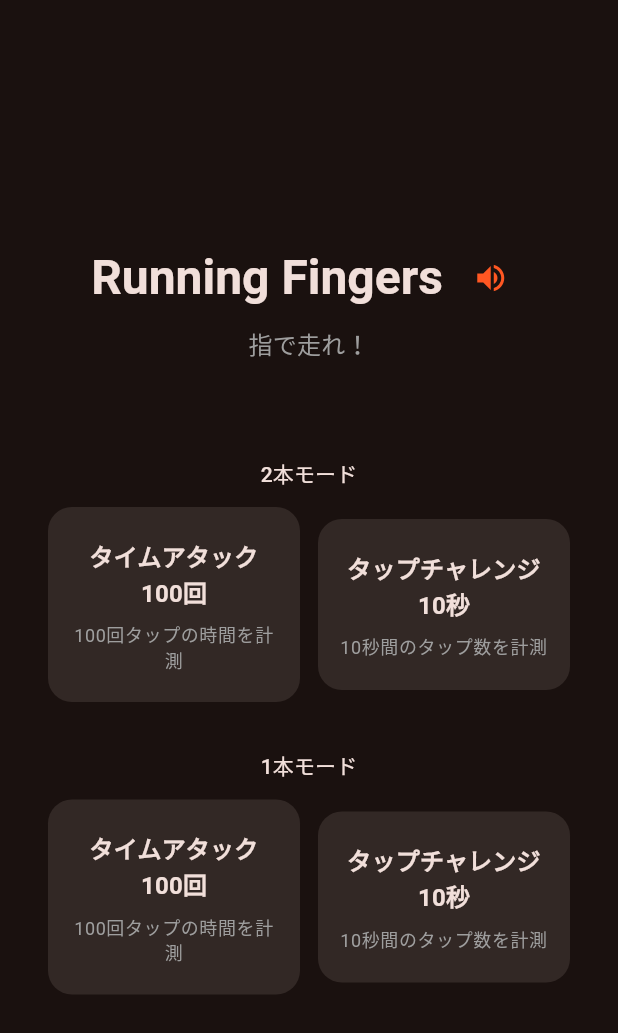
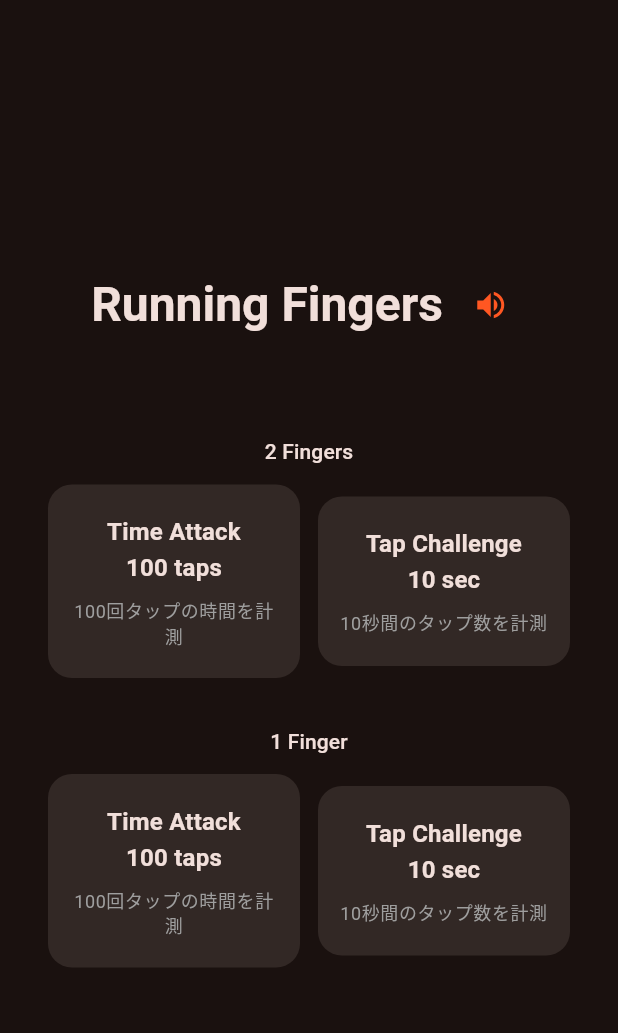
Before and after one commit to djin-3/running_fingers, a Flutter app: the screen it shows after launch, on a phone screen of 412 x 824 dp. Shown: the top 1033 px of the screen. Run offline on Flutter 3.47's test engine with Material 3 defaults, Android fonts, the phone set to English and light mode, and no system bars; our stand-ins replace audioplayers, confetti, share_plus, shared_preferences, wakelock_plus.

Commit message:
feat: UIテキストを英語中心に変更

```diff
--- a/lib/main.dart
+++ b/lib/main.dart
@@ -90,9 +90,9 @@ class _HomeScreenState extends State<HomeScreen> {
     final best = _bests[key];
     if (best == null) return null;
     if (isTimeAttack) {
-      return 'ベスト: ${best.value.toStringAsFixed(2)}秒';
+      return 'Best: ${best.value.toStringAsFixed(2)}s';
     } else {
-      return 'ベスト: ${best.value.toInt()}回';
+      return 'Best: ${best.value.toInt()} taps';
     }
   }
 
@@ -139,17 +139,10 @@ class _HomeScreenState extends State<HomeScreen> {
                     ),
                   ],
                 ),
-                const SizedBox(height: 8),
+                const SizedBox(height: 64),
+                // 2 Fingers
                 Text(
-                  '指で走れ！',
-                  style: Theme.of(context).textTheme.titleMedium?.copyWith(
-                        color: Colors.grey,
-                      ),
-                ),
-                const SizedBox(height: 64),
-                // 2本モード
-                Text(
-                  '2本モード',
+                  '2 Fingers',
                   style: Theme.of(context).textTheme.titleSmall,
                 ),
                 const SizedBox(height: 12),
@@ -157,7 +150,7 @@ class _HomeScreenState extends State<HomeScreen> {
                   children: [
                     Expanded(
                       child: _ModeButton(
-                        label: 'タイムアタック\n100回',
+                        label: 'Time Attack\n100 taps',
                         subtitle: '100回タップの時間を計測',
                         best: _bestLabel(2, true),
                         onTap: () => _startGame(context, fingerMode: 2, isTimeAttack: true),
@@ -166,7 +159,7 @@ class _HomeScreenState extends State<HomeScreen> {
                     const SizedBox(width: 12),
                     Expanded(
                       child: _ModeButton(
-                        label: 'タップチャレンジ\n10秒',
+                        label: 'Tap Challenge\n10 sec',
                         subtitle: '10秒間のタップ数を計測',
                         best: _bestLabel(2, false),
                         onTap: () => _startGame(context, fingerMode: 2, isTimeAttack: false),
@@ -175,9 +168,9 @@ class _HomeScreenState extends State<HomeScreen> {
                   ],
                 ),
                 const SizedBox(height: 32),
-                // 1本モード
+                // 1 Finger
                 Text(
-                  '1本モード',
+                  '1 Finger',
                   style: Theme.of(context).textTheme.titleSmall,
                 ),
                 const SizedBox(height: 12),
@@ -185,7 +178,7 @@ class _HomeScreenState extends State<HomeScreen> {
                   children: [
                     Expanded(
                       child: _ModeButton(
-                        label: 'タイムアタック\n100回',
+                        label: 'Time Attack\n100 taps',
                         subtitle: '100回タップの時間を計測',
                         best: _bestLabel(1, true),
                         onTap: () => _startGame(context, fingerMode: 1, isTimeAttack: true),
@@ -194,7 +187,7 @@ class _HomeScreenState extends State<HomeScreen> {
                     const SizedBox(width: 12),
                     Expanded(
                       child: _ModeButton(
-                        label: 'タップチャレンジ\n10秒',
+                        label: 'Tap Challenge\n10 sec',
                         subtitle: '10秒間のタップ数を計測',
                         best: _bestLabel(1, false),
                         onTap: () => _startGame(context, fingerMode: 1, isTimeAttack: false),
--- a/lib/screens/game_screen.dart
+++ b/lib/screens/game_screen.dart
@@ -532,8 +532,8 @@ class _GameScreenState extends State<GameScreen>
 
   /// ヘッダー: モード名と戻るボタン
   Widget _buildHeader(BuildContext context) {
-    final modeName = widget.fingerMode == 2 ? '2本モード' : '1本モード';
-    final gameMode = widget.isTimeAttack ? 'タイムアタック 100回' : 'タップチャレンジ 10秒';
+    final modeName = widget.fingerMode == 2 ? '2 Fingers' : '1 Finger';
+    final gameMode = widget.isTimeAttack ? 'Time Attack 100 taps' : 'Tap Challenge 10 sec';
 
     return Padding(
       padding: const EdgeInsets.all(16),
@@ -688,7 +688,7 @@ class _GameScreenState extends State<GameScreen>
                   fontWeight: FontWeight.bold,
                 ),
               ),
-              child: const Text('スタート'),
+              child: const Text('Start'),
             ),
           ),
         ],
@@ -719,9 +719,9 @@ class _GameScreenState extends State<GameScreen>
                   Text(
                     _gameState.isInPenalty
                         ? (widget.isTimeAttack
-                            ? 'フライング！ペナルティ中 あと${_gameState.penaltyTapsRemaining}タップ'
-                            : 'フライング！ペナルティ中 ${_gameState.penaltyRemainingSeconds.toStringAsFixed(1)}秒')
-                        : 'フライング！ペナルティ適用済み',
+                            ? 'False Start! Penalty: ${_gameState.penaltyTapsRemaining} taps left'
+                            : 'False Start! Penalty: ${_gameState.penaltyRemainingSeconds.toStringAsFixed(1)}s left')
+                        : 'False Start! (penalty applied)',
                     style: const TextStyle(color: Colors.red, fontWeight: FontWeight.bold),
                   ),
                 ],
--- a/lib/screens/result_screen.dart
+++ b/lib/screens/result_screen.dart
@@ -147,8 +147,8 @@ class _ResultScreenState extends State<ResultScreen>
   }
 
   String _modeName() {
-    final finger = widget.record.fingerMode == 2 ? '2本' : '1本';
-    final mode = widget.isTimeAttack ? 'タイムアタック' : 'タップチャレンジ';
+    final finger = widget.record.fingerMode == 2 ? '2 Fingers' : '1 Finger';
+    final mode = widget.isTimeAttack ? 'Time Attack' : 'Tap Challenge';
     return '$finger $mode';
   }
 
@@ -238,7 +238,7 @@ class _ResultScreenState extends State<ResultScreen>
             crossAxisAlignment: CrossAxisAlignment.start,
             children: [
               Text(
-                _isNewBest ? '自己ベスト更新！' : '完了！',
+                _isNewBest ? 'New Record!' : 'Done!',
                 style: Theme.of(context).textTheme.titleLarge?.copyWith(
                       fontWeight: FontWeight.bold,
                       color: _isNewBest ? Colors.amber : Colors.cyan,
@@ -291,7 +291,7 @@ class _ResultScreenState extends State<ResultScreen>
           children: [
             // 今回の記録
             Text(
-              '今回の記録',
+              'Result',
               style: Theme.of(context).textTheme.bodySmall?.copyWith(color: Colors.grey),
             ),
             const SizedBox(height: 4),
@@ -308,7 +308,7 @@ class _ResultScreenState extends State<ResultScreen>
             if (widget.record.hadFalseStart) ...[
               const SizedBox(height: 4),
               Text(
-                'フライングペナルティあり',
+                'False start penalty',
                 style: Theme.of(context).textTheme.bodySmall?.copyWith(color: Colors.red),
               ),
             ],
@@ -318,7 +318,7 @@ class _ResultScreenState extends State<ResultScreen>
               Row(
                 mainAxisAlignment: MainAxisAlignment.spaceBetween,
                 children: [
-                  Text('自己ベスト', style: Theme.of(context).textTheme.bodyMedium),
+                  Text('Best', style: Theme.of(context).textTheme.bodyMedium),
                   Text(
                     _formatValue(_best!.value),
                     style: Theme.of(context).textTheme.bodyMedium?.copyWith(
@@ -331,7 +331,7 @@ class _ResultScreenState extends State<ResultScreen>
               Row(
                 mainAxisAlignment: MainAxisAlignment.spaceBetween,
                 children: [
-                  Text('ベストとの差', style: Theme.of(context).textTheme.bodyMedium),
+                  Text('Diff', style: Theme.of(context).textTheme.bodyMedium),
                   Text(
                     _formatDiff(widget.record.value, _best!.value),
                     style: Theme.of(context).textTheme.bodyMedium?.copyWith(
@@ -343,7 +343,7 @@ class _ResultScreenState extends State<ResultScreen>
               ),
             ] else if (_isNewBest) ...[
               Text(
-                '新記録達成！',
+                'New Record!',
                 style: Theme.of(context).textTheme.titleMedium?.copyWith(
                       color: Colors.amber,
                       fontWeight: FontWeight.bold,
@@ -361,7 +361,7 @@ class _ResultScreenState extends State<ResultScreen>
       crossAxisAlignment: CrossAxisAlignment.start,
       children: [
         Text(
-          '直近の履歴',
+          'History',
           style: Theme.of(context).textTheme.titleSmall?.copyWith(color: Colors.grey),
         ),
         const SizedBox(height: 8),
@@ -390,7 +390,7 @@ class _ResultScreenState extends State<ResultScreen>
                 ),
                 if (rec.hadFalseStart)
                   Text(
-                    'フライング',
+                    'False Start',
                     style: Theme.of(context).textTheme.bodySmall?.copyWith(color: Colors.red),
                   ),
                 const SizedBox(width: 8),
```
